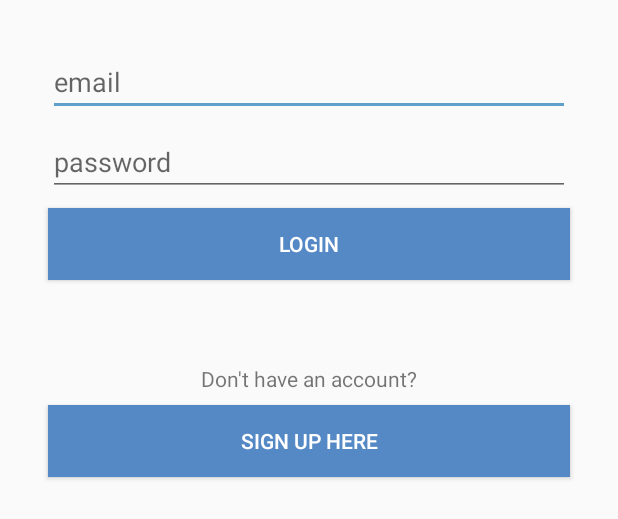
After one commit to Estete9/Smack2, an Android app: the layout activity_login.xml on its own in the app's theme, with its tools: preview values and no code run, on a phone screen of 412 x 824 dp. The commit adds this screen. Shown: the top 519 px of the screen. Run offline under Robolectric (Android 15) with nearby library versions, the phone set to English and light mode, and no system bars.

Commit message:
actually this is lesson-03, but had some issues generating the branch :o

```diff
--- a/app/build.gradle
+++ b/app/build.gradle
@@ -28,7 +28,7 @@ android {
 dependencies {
     implementation fileTree(dir: 'libs', include: ['*.jar'])
 
-    implementation"org.jetbrains.kotlin:kotlin-stdlib-jdk7:$kotlin_version"
+    implementation "org.jetbrains.kotlin:kotlin-stdlib-jdk7:$kotlin_version"
     implementation 'androidx.appcompat:appcompat:1.0.2'
     implementation 'androidx.core:core-ktx:1.0.2'
     implementation 'com.google.android.material:material:1.0.0'
--- a/app/src/main/AndroidManifest.xml
+++ b/app/src/main/AndroidManifest.xml
@@ -8,6 +8,8 @@
         android:label="@string/app_name"
         android:supportsRtl="true"
         android:theme="@style/AppTheme">
+        <activity android:name=".LoginActivity"></activity>
+        <activity android:name=".ui.LoginActivity" />
         <activity
             android:name=".MainActivity"
             android:label="@string/app_name"
--- /dev/null
+++ b/app/src/main/java/com/example/smack2/LoginActivity.kt
@@ -0,0 +1,23 @@
+package com.example.smack2
+
+import androidx.appcompat.app.AppCompatActivity
+import android.os.Bundle
+import android.view.View
+
+class LoginActivity : AppCompatActivity() {
+
+    override fun onCreate(savedInstanceState: Bundle?) {
+        super.onCreate(savedInstanceState)
+        setContentView(R.layout.activity_login)
+    }
+
+
+    fun loginLoginBtnClicked(view: View) {
+
+    }
+
+    fun loginCreateUserBtnClicked(view: View) {
+
+    }
+
+}
--- a/app/src/main/java/com/example/smack2/MainActivity.kt
+++ b/app/src/main/java/com/example/smack2/MainActivity.kt
@@ -1,5 +1,6 @@
 package com.example.smack2
 
+import android.content.Intent
 import android.os.Bundle
 import android.view.View
 import androidx.appcompat.app.AppCompatActivity
@@ -44,7 +45,9 @@ class MainActivity : AppCompatActivity() {
     }
 
     fun loginBtnNavClicked(view: View) {
+        val loginIntent = Intent(this, LoginActivity::class.java)
 
+        startActivity(loginIntent)
     }
 
     fun addChannelClicked(view: View) {
--- /dev/null
+++ b/app/src/main/res/layout/activity_login.xml
@@ -0,0 +1,80 @@
+<?xml version="1.0" encoding="utf-8"?>
+<androidx.constraintlayout.widget.ConstraintLayout xmlns:android="http://schemas.android.com/apk/res/android"
+    xmlns:app="http://schemas.android.com/apk/res-auto"
+    xmlns:tools="http://schemas.android.com/tools"
+    android:layout_width="match_parent"
+    android:layout_height="match_parent"
+    tools:context=".LoginActivity">
+    <EditText
+        android:id="@+id/loginEmailText"
+        android:layout_width="0dp"
+        android:layout_height="wrap_content"
+        android:layout_marginStart="32dp"
+        android:layout_marginTop="32dp"
+        android:layout_marginEnd="32dp"
+        android:ems="10"
+        android:hint="email"
+        android:inputType="textPersonName"
+        app:layout_constraintEnd_toEndOf="parent"
+        app:layout_constraintHorizontal_bias="0.5"
+        app:layout_constraintStart_toStartOf="parent"
+        app:layout_constraintTop_toTopOf="parent" />
+
+    <EditText
+        android:id="@+id/loginPasswordText"
+        android:layout_width="0dp"
+        android:layout_height="wrap_content"
+        android:layout_marginStart="32dp"
+        android:layout_marginTop="8dp"
+        android:layout_marginEnd="32dp"
+        android:ems="10"
+        android:hint="password"
+        android:inputType="textPassword"
+        app:layout_constraintEnd_toEndOf="parent"
+        app:layout_constraintHorizontal_bias="0.5"
+        app:layout_constraintStart_toStartOf="parent"
+        app:layout_constraintTop_toBottomOf="@+id/loginEmailText" />
+
+    <Button
+        android:id="@+id/loginLoginBnt"
+        android:layout_width="0dp"
+        android:layout_height="wrap_content"
+        android:layout_marginStart="32dp"
+        android:layout_marginTop="8dp"
+        android:layout_marginEnd="32dp"
+        android:background="@color/colorPrimary"
+        android:onClick="loginLoginBtnClicked"
+        android:text="Login"
+        android:textColor="@android:color/white"
+        app:layout_constraintEnd_toEndOf="parent"
+        app:layout_constraintHorizontal_bias="0.5"
+        app:layout_constraintStart_toStartOf="parent"
+        app:layout_constraintTop_toBottomOf="@+id/loginPasswordText" />
+
+    <TextView
+        android:id="@+id/textView"
+        android:layout_width="wrap_content"
+        android:layout_height="wrap_content"
+        android:layout_marginTop="56dp"
+        android:text="Don't have an account?"
+        app:layout_constraintEnd_toEndOf="parent"
+        app:layout_constraintHorizontal_bias="0.5"
+        app:layout_constraintStart_toStartOf="parent"
+        app:layout_constraintTop_toBottomOf="@+id/loginLoginBnt" />
+
+    <Button
+        android:id="@+id/loginCreateUserBtn"
+        android:layout_width="0dp"
+        android:layout_height="wrap_content"
+        android:layout_marginStart="32dp"
+        android:layout_marginTop="8dp"
+        android:layout_marginEnd="32dp"
+        android:background="@color/colorPrimary"
+        android:onClick="loginCreateUserBtnClicked"
+        android:text="SIGN UP HERE"
+        android:textColor="@android:color/white"
+        app:layout_constraintEnd_toEndOf="parent"
+        app:layout_constraintHorizontal_bias="0.5"
+        app:layout_constraintStart_toStartOf="parent"
+        app:layout_constraintTop_toBottomOf="@+id/textView" />
+</androidx.constraintlayout.widget.ConstraintLayout>
--- a/app/src/main/res/layout/content_main.xml
+++ b/app/src/main/res/layout/content_main.xml
@@ -51,6 +51,7 @@
         android:layout_marginEnd="8dp"
         android:layout_marginBottom="8dp"
         android:background="@android:color/transparent"
+        android:onClick="sendMessageBtnClicked"
         android:tint="@color/colorPrimary"
         app:layout_constraintBottom_toBottomOf="parent"
         app:layout_constraintEnd_toEndOf="parent"
--- a/app/src/main/res/layout/nav_header_main.xml
+++ b/app/src/main/res/layout/nav_header_main.xml
@@ -14,7 +14,7 @@
         android:id="@+id/userImageNavHeader"
         android:layout_width="70dp"
         android:layout_height="70dp"
-        android:layout_marginStart="8dp"
+        android:layout_marginStart="12dp"
         android:layout_marginBottom="8dp"
         android:contentDescription="@string/nav_header_desc"
         android:paddingTop="@dimen/nav_header_vertical_spacing"
@@ -51,12 +51,12 @@
         android:id="@+id/loginBtnNavHeader"
         android:layout_width="wrap_content"
         android:layout_height="32dp"
-        android:layout_marginStart="24dp"
+        android:layout_marginStart="4dp"
         android:layout_marginBottom="8dp"
         android:background="@android:color/transparent"
         android:onClick="loginBtnNavClicked"
         android:text="Login"
-        android:textAlignment="viewStart"
+        android:textAlignment="center"
         android:textColor="@android:color/white"
         app:layout_constraintBottom_toBottomOf="parent"
         app:layout_constraintStart_toStartOf="parent" />
```
